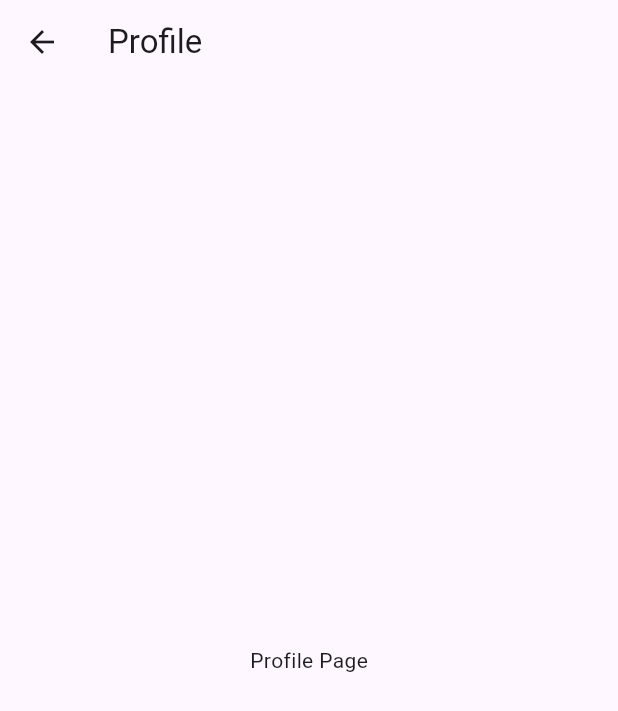
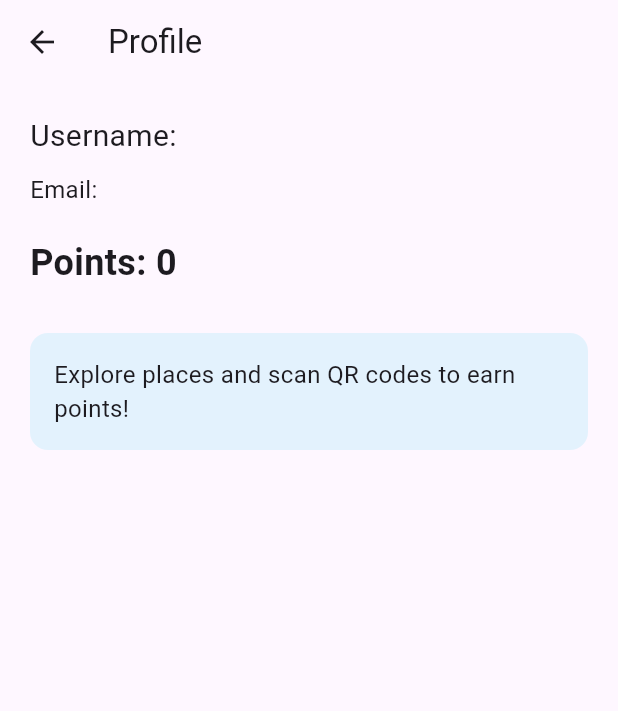
Before and after one commit to Florian6524/project_traveler, a Flutter app: the ProfilePage screen opened directly, on a phone screen of 412 x 824 dp. Shown: the top 711 px of the screen. Run offline on Flutter 3.47's test engine with Material 3 defaults, Android fonts, the phone set to English and light mode, and no system bars; our stand-ins replace cloud_firestore, firebase_auth, firebase_core, geolocator, google_maps_flutter; accounts and stored records are empty; network calls fail.

Commit message:
added the profile page, with the start of the db logic

```diff
--- a/lib/pages/home_page.dart
+++ b/lib/pages/home_page.dart
@@ -5,6 +5,7 @@ import 'package:geolocator/geolocator.dart';
 import 'profile_page.dart';
 import 'shop_page.dart';
 import 'package:firebase_auth/firebase_auth.dart';
+
 
 class HomePage extends StatefulWidget {
   const HomePage({Key? key}) : super(key: key);
--- a/lib/pages/profile_page.dart
+++ b/lib/pages/profile_page.dart
@@ -1,14 +1,77 @@
 import 'package:flutter/material.dart';
+import 'package:firebase_auth/firebase_auth.dart';
+import 'package:cloud_firestore/cloud_firestore.dart';
 
 class ProfilePage extends StatelessWidget {
   const ProfilePage({Key? key}) : super(key: key);
 
   @override
   Widget build(BuildContext context) {
+    final user = FirebaseAuth.instance.currentUser;
+
     return Scaffold(
-      appBar: AppBar(title: Text("Profile")),
-      body: Center(
-        child: Text("Profile Page"),
+      appBar: AppBar(title: const Text("Profile")),
+
+      body: FutureBuilder<DocumentSnapshot>(
+        future: FirebaseFirestore.instance
+            .collection("users")
+            .doc(user!.uid)
+            .get(),
+        builder: (context, snapshot) {
+          if (snapshot.connectionState == ConnectionState.waiting) {
+            return const Center(child: CircularProgressIndicator());
+          }
+
+          if (!snapshot.hasData || !snapshot.data!.exists) {
+            return const Center(child: Text("No user data found"));
+          }
+
+          final data = snapshot.data!;
+
+          return Padding(
+            padding: const EdgeInsets.all(20),
+            child: Column(
+              crossAxisAlignment: CrossAxisAlignment.start,
+              children: [
+                Text(
+                  "Username: ${data['username']}",
+                  style: const TextStyle(fontSize: 20),
+                ),
+
+                const SizedBox(height: 10),
+
+                Text(
+                  "Email: ${data['email']}",
+                  style: const TextStyle(fontSize: 16),
+                ),
+
+                const SizedBox(height: 20),
+
+                Text(
+                  "Points: ${data['points']}",
+                  style: const TextStyle(
+                    fontSize: 24,
+                    fontWeight: FontWeight.bold,
+                  ),
+                ),
+
+                const SizedBox(height: 30),
+
+                Container(
+                  padding: const EdgeInsets.all(16),
+                  decoration: BoxDecoration(
+                    color: Colors.blue.shade50,
+                    borderRadius: BorderRadius.circular(12),
+                  ),
+                  child: const Text(
+                    "Explore places and scan QR codes to earn points!",
+                    style: TextStyle(fontSize: 16),
+                  ),
+                ),
+              ],
+            ),
+          );
+        },
       ),
     );
   }
--- a/lib/pages/shop_page.dart
+++ b/lib/pages/shop_page.dart
@@ -1,4 +1,5 @@
 import 'package:flutter/material.dart';
+import 'package:cloud_firestore/cloud_firestore.dart';
 
 class ShopPage extends StatelessWidget {
   const ShopPage({Key? key}) : super(key: key);
```
Also changed, not shown: lib/pages/login_page.dart (+35 -7 lines).
